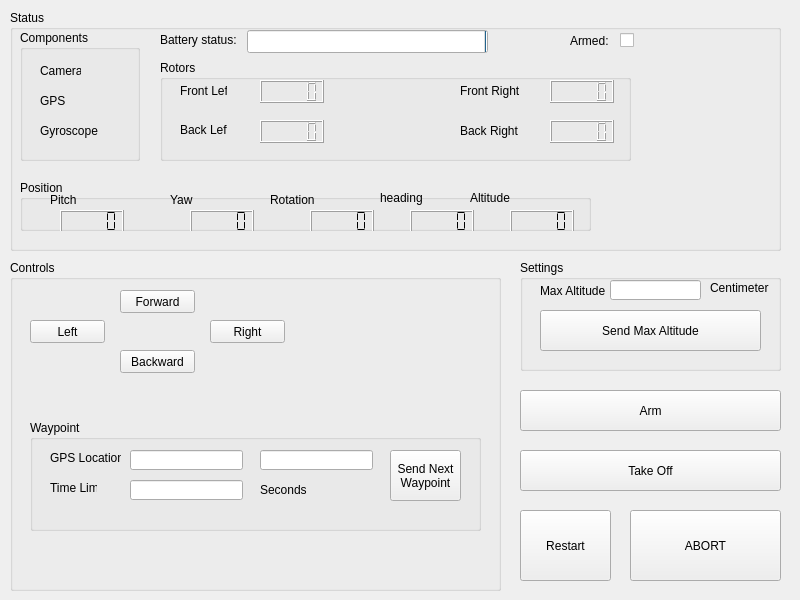
Before: the Qt Designer form GUI/quadcopterwindow.ui in madmilla/THO78-Roborescue, drawn with Qt 5.
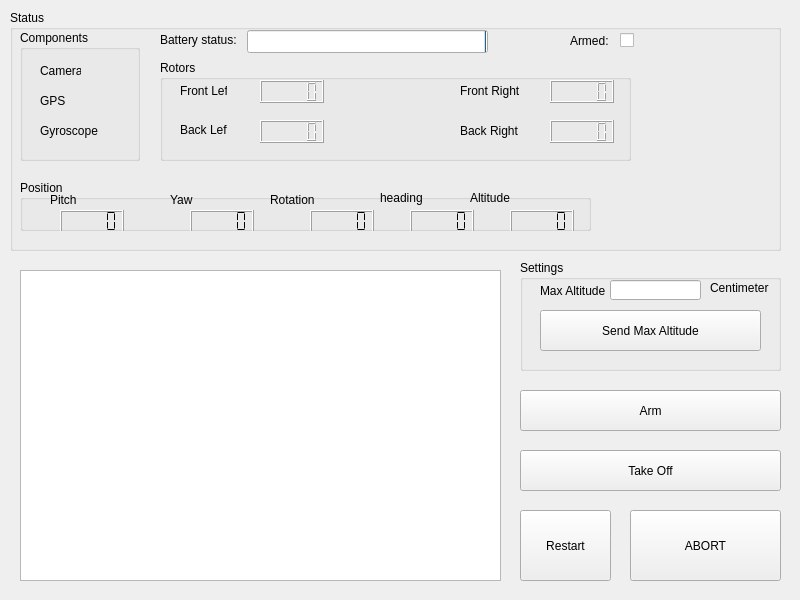
After: the same form once the commit is applied.

```diff
--- a/GUI/quadcopterwindow.ui
+++ b/GUI/quadcopterwindow.ui
@@ -415,176 +415,6 @@
      </property>
     </widget>
    </widget>
-   <widget class="QGroupBox" name="controlsBox">
-    <property name="geometry">
-     <rect>
-      <x>10</x>
-      <y>260</y>
-      <width>491</width>
-      <height>331</height>
-     </rect>
-    </property>
-    <property name="title">
-     <string>Controls</string>
-    </property>
-    <widget class="QPushButton" name="forwardButton">
-     <property name="geometry">
-      <rect>
-       <x>110</x>
-       <y>30</y>
-       <width>75</width>
-       <height>23</height>
-      </rect>
-     </property>
-     <property name="text">
-      <string>Forward</string>
-     </property>
-    </widget>
-    <widget class="QPushButton" name="backwardButton">
-     <property name="geometry">
-      <rect>
-       <x>110</x>
-       <y>90</y>
-       <width>75</width>
-       <height>23</height>
-      </rect>
-     </property>
-     <property name="text">
-      <string>Backward</string>
-     </property>
-    </widget>
-    <widget class="QPushButton" name="leftButton">
-     <property name="geometry">
-      <rect>
-       <x>20</x>
-       <y>60</y>
-       <width>75</width>
-       <height>23</height>
-      </rect>
-     </property>
-     <property name="text">
-      <string>Left</string>
-     </property>
-    </widget>
-    <widget class="QPushButton" name="rightButton">
-     <property name="geometry">
-      <rect>
-       <x>200</x>
-       <y>60</y>
-       <width>75</width>
-       <height>23</height>
-      </rect>
-     </property>
-     <property name="text">
-      <string>Right</string>
-     </property>
-    </widget>
-    <widget class="QGroupBox" name="waypointBox">
-     <property name="geometry">
-      <rect>
-       <x>20</x>
-       <y>160</y>
-       <width>451</width>
-       <height>111</height>
-      </rect>
-     </property>
-     <property name="title">
-      <string>Waypoint</string>
-     </property>
-     <property name="checkable">
-      <bool>false</bool>
-     </property>
-     <widget class="QLabel" name="timeLimitLabel">
-      <property name="geometry">
-       <rect>
-        <x>20</x>
-        <y>60</y>
-        <width>47</width>
-        <height>16</height>
-       </rect>
-      </property>
-      <property name="text">
-       <string>Time Limit</string>
-      </property>
-     </widget>
-     <widget class="QLabel" name="gpsLocationLabel">
-      <property name="geometry">
-       <rect>
-        <x>20</x>
-        <y>30</y>
-        <width>71</width>
-        <height>16</height>
-       </rect>
-      </property>
-      <property name="text">
-       <string>GPS Location</string>
-      </property>
-     </widget>
-     <widget class="QLineEdit" name="gpsXInput">
-      <property name="geometry">
-       <rect>
-        <x>100</x>
-        <y>30</y>
-        <width>113</width>
-        <height>20</height>
-       </rect>
-      </property>
-     </widget>
-     <widget class="QLineEdit" name="gpsYInput">
-      <property name="geometry">
-       <rect>
-        <x>230</x>
-        <y>30</y>
-        <width>113</width>
-        <height>20</height>
-       </rect>
-      </property>
-     </widget>
-     <widget class="QLineEdit" name="timeLimitInput">
-      <property name="geometry">
-       <rect>
-        <x>100</x>
-        <y>60</y>
-        <width>113</width>
-        <height>20</height>
-       </rect>
-      </property>
-     </widget>
-     <widget class="QPushButton" name="sendButton">
-      <property name="geometry">
-       <rect>
-        <x>360</x>
-        <y>30</y>
-        <width>71</width>
-        <height>51</height>
-       </rect>
-      </property>
-      <property name="text">
-       <string>Send Next
-Waypoint</string>
-      </property>
-      <property name="autoRepeat">
-       <bool>false</bool>
-      </property>
-      <property name="autoExclusive">
-       <bool>false</bool>
-      </property>
-     </widget>
-     <widget class="QLabel" name="secondsLabel">
-      <property name="geometry">
-       <rect>
-        <x>230</x>
-        <y>60</y>
-        <width>47</width>
-        <height>20</height>
-       </rect>
-      </property>
-      <property name="text">
-       <string>Seconds</string>
-      </property>
-     </widget>
-    </widget>
-   </widget>
    <widget class="QPushButton" name="abortButton">
     <property name="geometry">
      <rect>
@@ -705,6 +535,16 @@
      </property>
     </widget>
    </widget>
+   <widget class="QTextEdit" name="messageOutput">
+    <property name="geometry">
+     <rect>
+      <x>20</x>
+      <y>270</y>
+      <width>481</width>
+      <height>311</height>
+     </rect>
+    </property>
+   </widget>
   </widget>
  </widget>
  <resources/>
```
